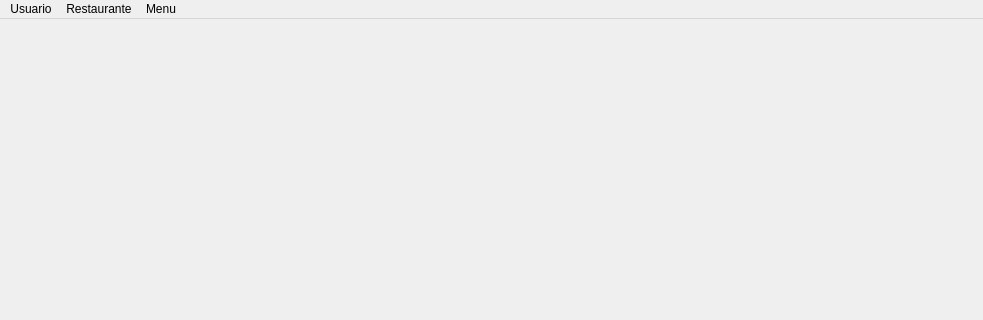
The window that vistas/vw_FrmPrincipal.ui (MaknCheese1/JIreh) describes before a commit, drawn with Qt 5; both pictures show x 0 to 983 and y 0 to 320 of the 983 by 715 pixel window.
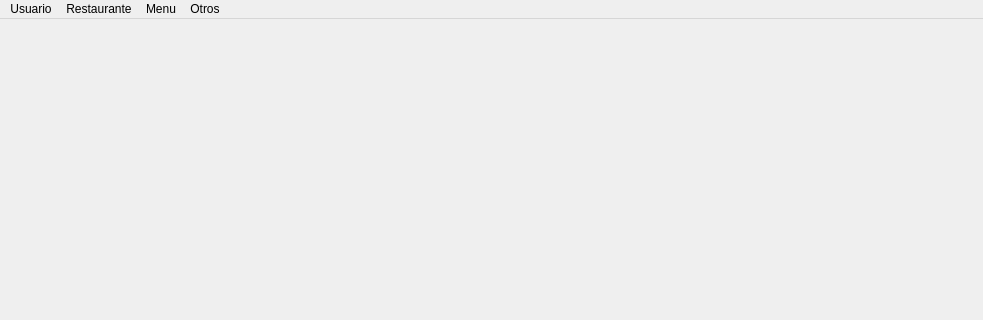
The same window after the commit.

What changed in the file:
```diff
--- a/vistas/vw_FrmPrincipal.ui
+++ b/vistas/vw_FrmPrincipal.ui
@@ -70,9 +70,16 @@
     <addaction name="actionConfigurar_Menu_Detalle"/>
     <addaction name="actionConfigurar_Menu_Tipo"/>
    </widget>
+   <widget class="QMenu" name="menuSalir">
+    <property name="title">
+     <string>Otros</string>
+    </property>
+    <addaction name="actionSalir"/>
+   </widget>
    <addaction name="menuUsuario"/>
    <addaction name="menuRestaurante"/>
    <addaction name="menuMenu"/>
+   <addaction name="menuSalir"/>
   </widget>
   <action name="actionGestionar_Usuario">
    <property name="text">
```
Left out of the diff: 11 changed lines with no effect on the pictures.
